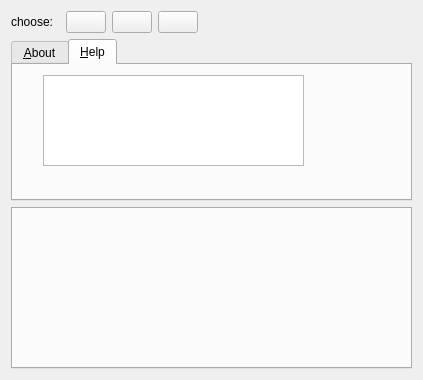
MITK/MITK, file Plugins/org.mitk.gui.qt.cli/src/internal/CommandLineModulesViewControls.ui: the form before one commit.
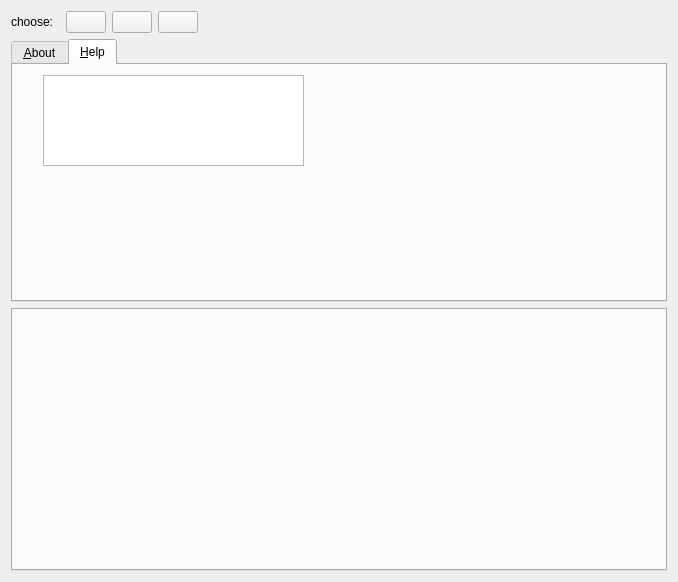
The form after the commit. The open tabs and pages were chosen to show the change. Custom widgets are drawn as their Qt base class.

Commit message: CLI: Add checkbox for debug output on CLI view preference page

Diff of the .ui file:
```diff
--- a/Plugins/org.mitk.gui.qt.cli/src/internal/CommandLineModulesViewControls.ui
+++ b/Plugins/org.mitk.gui.qt.cli/src/internal/CommandLineModulesViewControls.ui
@@ -6,8 +6,8 @@
    <rect>
     <x>0</x>
     <y>0</y>
-    <width>423</width>
-    <height>380</height>
+    <width>678</width>
+    <height>582</height>
    </rect>
   </property>
   <property name="minimumSize">
```
Left out of the diff: 8 changed lines with no effect on the pictures. The commit also changes 4 other files.
